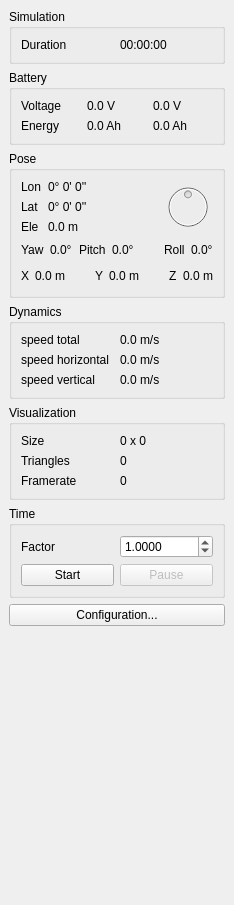
First picture: the form in simulator/statuswidget.ui, repository wpfhtl/octocopter, before the edit.
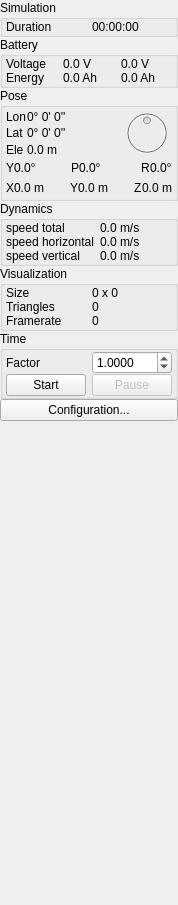
Second picture: the form after the edit.

Diff of the .ui file:
```diff
--- a/simulator/statuswidget.ui
+++ b/simulator/statuswidget.ui
@@ -6,7 +6,7 @@
    <rect>
     <x>0</x>
     <y>0</y>
-    <width>234</width>
+    <width>168</width>
     <height>905</height>
    </rect>
   </property>
@@ -15,12 +15,30 @@
   </property>
   <widget class="QWidget" name="dockWidgetContents">
    <layout class="QVBoxLayout" name="verticalLayout_2">
+    <property name="spacing">
+     <number>0</number>
+    </property>
+    <property name="margin">
+     <number>0</number>
+    </property>
     <item>
      <widget class="QGroupBox" name="groupBox_5">
       <property name="title">
        <string>Simulation</string>
       </property>
       <layout class="QGridLayout" name="gridLayout_5">
+       <property name="leftMargin">
+        <number>3</number>
+       </property>
+       <property name="topMargin">
+        <number>0</number>
+       </property>
+       <property name="rightMargin">
+        <number>3</number>
+       </property>
+       <property name="bottomMargin">
+        <number>0</number>
+       </property>
        <item row="0" column="0">
         <widget class="QLabel" name="label_12">
          <property name="text">
@@ -44,6 +62,24 @@
        <string>Battery</string>
       </property>
       <layout class="QGridLayout" name="gridLayout">
+       <property name="leftMargin">
+        <number>3</number>
+       </property>
+       <property name="topMargin">
+        <number>0</number>
+       </property>
+       <property name="rightMargin">
+        <number>3</number>
+       </property>
+       <property name="bottomMargin">
+        <number>0</number>
+       </property>
+       <property name="horizontalSpacing">
+        <number>6</number>
+       </property>
+       <property name="verticalSpacing">
+        <number>0</number>
+       </property>
        <item row="0" column="0">
         <widget class="QLabel" name="label">
          <property name="text">
@@ -95,6 +131,21 @@
        <string>Pose</string>
       </property>
       <layout class="QVBoxLayout" name="verticalLayout">
+       <property name="spacing">
+        <number>0</number>
+       </property>
+       <property name="leftMargin">
+        <number>3</number>
+       </property>
+       <property name="topMargin">
+        <number>0</number>
+       </property>
+       <property name="rightMargin">
+        <number>3</number>
+       </property>
+       <property name="bottomMargin">
+        <number>0</number>
+       </property>
        <item>
         <layout class="QHBoxLayout" name="horizontalLayout_3">
          <item>
@@ -221,7 +272,7 @@
          <item>
           <widget class="QLabel" name="label_7">
            <property name="text">
-            <string>Yaw</string>
+            <string>Y</string>
            </property>
           </widget>
          </item>
@@ -248,7 +299,7 @@
          <item>
           <widget class="QLabel" name="label_8">
            <property name="text">
-            <string>Pitch</string>
+            <string>P</string>
            </property>
           </widget>
          </item>
@@ -275,7 +326,7 @@
          <item>
           <widget class="QLabel" name="label_10">
            <property name="text">
-            <string>Roll</string>
+            <string>R</string>
            </property>
           </widget>
          </item>
@@ -369,6 +420,21 @@
        <string>Dynamics</string>
       </property>
       <layout class="QGridLayout" name="gridLayout_3">
+       <property name="leftMargin">
+        <number>3</number>
+       </property>
+       <property name="topMargin">
+        <number>0</number>
+       </property>
+       <property name="rightMargin">
+        <number>3</number>
+       </property>
+       <property name="bottomMargin">
+        <number>0</number>
+       </property>
+       <property name="verticalSpacing">
+        <number>0</number>
+       </property>
        <item row="0" column="0">
         <widget class="QLabel" name="label_5">
          <property name="text">
@@ -426,6 +492,21 @@
        <string>Visualization</string>
       </property>
       <layout class="QGridLayout" name="gridLayout_6">
+       <property name="leftMargin">
+        <number>3</number>
+       </property>
+       <property name="topMargin">
+        <number>0</number>
+       </property>
+       <property name="rightMargin">
+        <number>3</number>
+       </property>
+       <property name="bottomMargin">
+        <number>0</number>
+       </property>
+       <property name="verticalSpacing">
+        <number>0</number>
+       </property>
        <item row="0" column="0">
         <widget class="QLabel" name="label_14">
          <property name="text">
@@ -477,6 +558,21 @@
        <string>Time</string>
       </property>
       <layout class="QGridLayout" name="gridLayout_4">
+       <property name="leftMargin">
+        <number>3</number>
+       </property>
+       <property name="topMargin">
+        <number>0</number>
+       </property>
+       <property name="rightMargin">
+        <number>3</number>
+       </property>
+       <property name="bottomMargin">
+        <number>0</number>
+       </property>
+       <property name="verticalSpacing">
+        <number>0</number>
+       </property>
        <item row="0" column="0">
         <widget class="QLabel" name="label_17">
          <property name="text">
```
